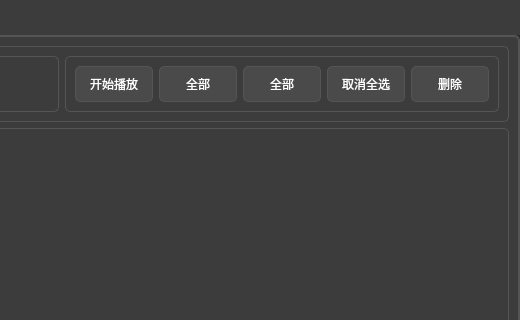
K-irito02/MusicPlayHandle, file mainwindow.ui: the form before one commit; both pictures show x 680 to 1200 and y 0 to 320 of the 1200 by 800 pixel window.
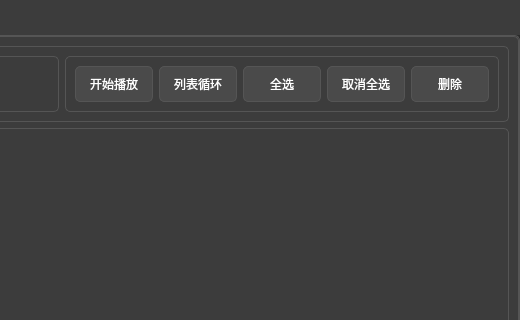
The form after the commit. Icons and pictures are not drawn.

Commit message: 修复：添加歌曲、创建标签、主界面歌曲列表右侧五个按钮、主界面图标

```diff
--- a/mainwindow.ui
+++ b/mainwindow.ui
@@ -308,7 +308,7 @@
               <item>
                <widget class="QPushButton" name="pushButton_shuffle">
                 <property name="text">
-                 <string>全部</string>
+                 <string>列表循环</string>
                 </property>
                 <property name="icon">
                  <iconset resource="icon.qrc">
@@ -322,7 +322,7 @@
               <item>
                <widget class="QPushButton" name="pushButton_repeat">
                 <property name="text">
-                 <string>全部</string>
+                 <string>全选</string>
                 </property>
                 <property name="icon">
                  <iconset resource="icon.qrc">
```
Left out of the diff: 14 changed lines with no effect on the pictures. The commit also changes 43 other files.
